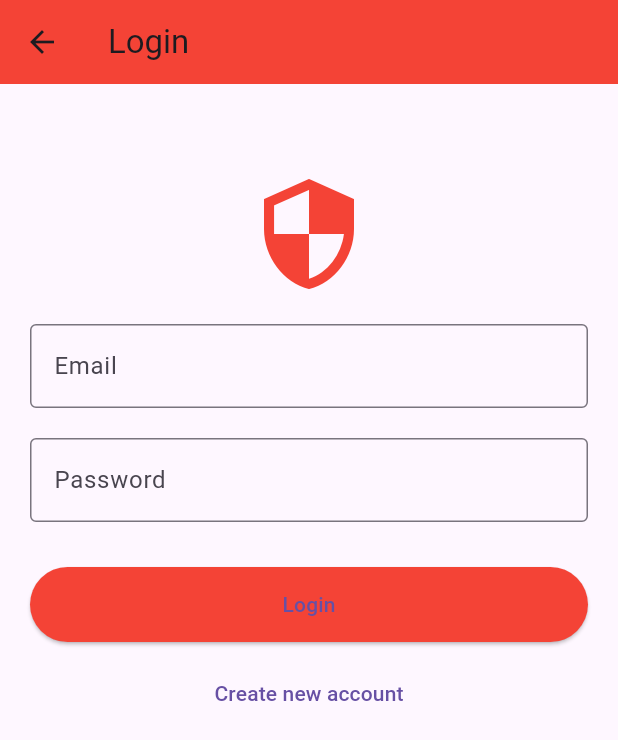
After one commit to iamsarthakx7/HerShield, a Flutter app: the screen it shows after launch, after a tap on "Login / Register", on a phone screen of 412 x 824 dp. The commit adds this screen. Shown: the top 740 px of the screen. Run offline on Flutter 3.47's test engine with Material 3 defaults, Android fonts, the light colour scheme and no system bars; our stand-ins replace sensors_plus.

Commit message:
Add login/register navigation button on home screen

```diff
--- a/lib/screens/home_screen.dart
+++ b/lib/screens/home_screen.dart
@@ -2,6 +2,7 @@ import 'package:flutter/material.dart';
 import '../services/shake_service.dart';
 import 'emergency_screen.dart';
 import 'contacts_screen.dart';
+import 'login_screen.dart';
 
 class HomeScreen extends StatefulWidget {
   const HomeScreen({super.key});
@@ -97,6 +98,24 @@ class _HomeScreenState extends State<HomeScreen> {
               style: TextStyle(fontSize: 16),
             ),
           ),
+
+          const SizedBox(height: 10),
+
+          // 🔐 Login / Register Button  ← ADDED HERE
+          TextButton(
+            onPressed: () {
+              Navigator.push(
+                context,
+                MaterialPageRoute(
+                  builder: (context) => const LoginScreen(),
+                ),
+              );
+            },
+            child: const Text(
+              'Login / Register',
+              style: TextStyle(fontSize: 14),
+            ),
+          ),
         ],
       ),
     );
--- /dev/null
+++ b/lib/screens/login_screen.dart
@@ -0,0 +1,56 @@
+import 'package:flutter/material.dart';
+
+class LoginScreen extends StatelessWidget {
+  const LoginScreen({super.key});
+
+  @override
+  Widget build(BuildContext context) {
+    return Scaffold(
+      appBar: AppBar(
+        title: const Text('Login'),
+        backgroundColor: Colors.red,
+      ),
+      body: Padding(
+        padding: const EdgeInsets.all(20),
+        child: Column(
+          children: [
+            const SizedBox(height: 40),
+            const Icon(Icons.security, size: 80, color: Colors.red),
+            const SizedBox(height: 20),
+            TextField(
+              decoration: const InputDecoration(
+                labelText: 'Email',
+                border: OutlineInputBorder(),
+              ),
+            ),
+            const SizedBox(height: 20),
+            TextField(
+              obscureText: true,
+              decoration: const InputDecoration(
+                labelText: 'Password',
+                border: OutlineInputBorder(),
+              ),
+            ),
+            const SizedBox(height: 30),
+            ElevatedButton(
+              style: ElevatedButton.styleFrom(
+                backgroundColor: Colors.red,
+                minimumSize: const Size(double.infinity, 50),
+              ),
+              onPressed: () {
+                // Firebase auth later
+                Navigator.pop(context);
+              },
+              child: const Text('Login'),
+            ),
+            const SizedBox(height: 10),
+            TextButton(
+              onPressed: () {},
+              child: const Text('Create new account'),
+            )
+          ],
+        ),
+      ),
+    );
+  }
+}
```
